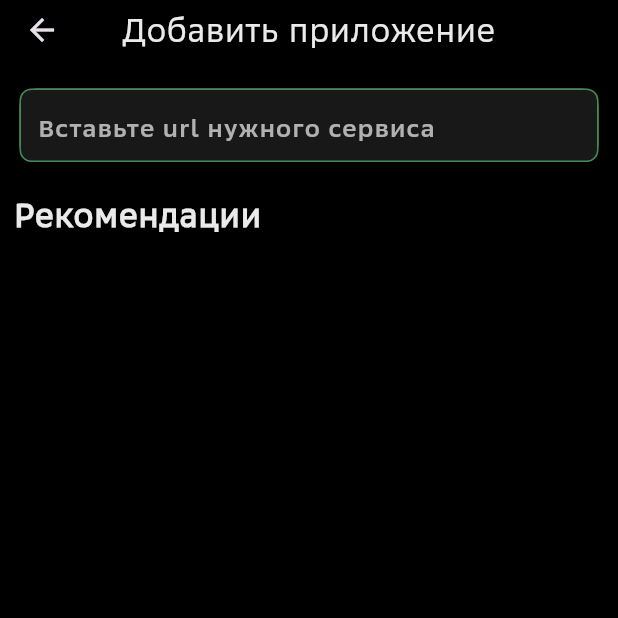
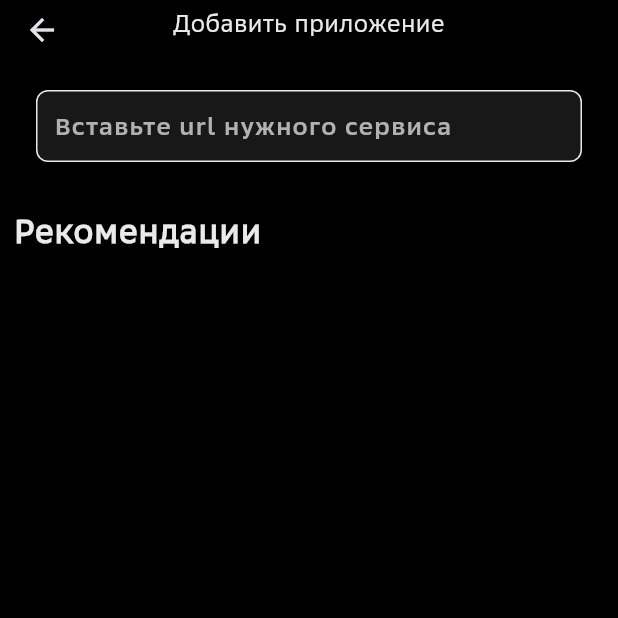
Before and after one commit to deorditse/appsy, a Flutter app: the screen it shows after launch, after a tap on an icon or button, on a phone screen of 412 x 824 dp, the top half of it. Run offline on Flutter 3.47's test engine with Material 3 defaults, Android fonts, the phone set to English and light mode, and no system bars; drawn by our look-alikes of pull_to_refresh; our stand-ins replace cached_network_image, flutter_bloc, flutter_native_splash, flutter_native_timezone, flutter_svg, focused_menu and 8 more; missing offline and left inert: dart:ui_web, universal_html, webview_flutter_android, webview_flutter_wkwebview; accounts and stored records are empty; network calls fail.

```diff
--- a/lib/ui_layout/app/config/router/router_config.dart
+++ b/lib/ui_layout/app/config/router/router_config.dart
@@ -94,7 +94,7 @@ final GoRouter router = GoRouter(
           path: routes.app,
           name: routes.app,
           pageBuilder: (context, state) {
-            return SlideTransitionDownToUpPage(
+            return FadeTransitionPage(
               child: DeferredWidget(
                 app_page.loadLibrary,
                 () {
--- a/lib/ui_layout/app/style/text_field_style.dart
+++ b/lib/ui_layout/app/style/text_field_style.dart
@@ -30,7 +30,7 @@ class MyTextFieldStyle {
           borderRadius: const BorderRadius.all(Radius.circular(8)),
           gapPadding: 0,
           borderSide: BorderSide(
-            color: color ?? Theme.of(context).primaryColor,
+            color: color ?? Theme.of(context).textTheme.bodyMedium!.color!,
             width: 1,
           ),
         );
@@ -38,23 +38,7 @@ class MyTextFieldStyle {
     final bool isMobile = AdaptiveWidget.isMobile(context);
 
     return InputDecoration(
-      suffixIcon: (prefixSuffixIcon != null || suffixIcon != null)
-          ? Row(
-              mainAxisSize: MainAxisSize.min,
-              children: [
-                if (prefixSuffixIcon != null)
-                  Padding(
-                    padding: const EdgeInsets.only(right: 18.0),
-                    child: prefixSuffixIcon,
-                  ),
-                if (suffixIcon != null)
-                  Padding(
-                    padding: const EdgeInsets.only(right: 8.0),
-                    child: suffixIcon,
-                  ),
-              ],
-            )
-          : null,
+      suffixIcon: suffixIcon,
 
       // suffix: prefix,
       // icon: prefixIcon,
@@ -80,8 +64,7 @@ class MyTextFieldStyle {
       disabledBorder: myOutlineInputBorder(color: colorBorder),
 
       focusedBorder: myOutlineInputBorder(
-        color:
-            focusColorBorder ?? Theme.of(context).textTheme.bodyMedium!.color,
+        color: focusColorBorder ?? Theme.of(context).primaryColor,
       ),
 
       errorBorder: myOutlineInputBorder(color: MyColors.red),
--- a/lib/ui_layout/app/style/theme/src/dark/dark_theme.dart
+++ b/lib/ui_layout/app/style/theme/src/dark/dark_theme.dart
@@ -37,7 +37,8 @@ ThemeData themeDark(BuildContext context) => _themeDark.copyWith(
       primaryTextTheme: _textDark(_themeDark.textTheme),
       cardTheme: const CardTheme(
         color: Colors.white,
-        surfaceTintColor: Colors.transparent,
+        surfaceTintColor: Colors.transparent
+
       ),
       scrollbarTheme: ScrollbarThemeData(
         thumbColor: WidgetStateProperty.all(
--- a/lib/ui_layout/pages/main_page/pages/add_app_page/add_app_page.dart
+++ b/lib/ui_layout/pages/main_page/pages/add_app_page/add_app_page.dart
@@ -1,12 +1,30 @@
 import 'package:appsy/ui_layout/app/localization/generate/l10n.dart';
 import 'package:appsy/ui_layout/app/style/text_field_style.dart';
+import 'package:appsy/ui_layout/app/style/text_style.dart';
 import 'package:appsy/ui_layout/shared/const/ui_const.dart';
 import 'package:appsy/ui_layout/shared/layouts/skeletons/cupertino_skeleton_page/cupertino_skeleton_page.dart';
 import 'package:appsy/ui_layout/shared/ui/text/my_text.dart';
 import 'package:flutter/material.dart';
+import 'package:flutter/services.dart';
 
-class AddAppPage extends StatelessWidget {
+class AddAppPage extends StatefulWidget {
   const AddAppPage({super.key});
+
+  @override
+  State<AddAppPage> createState() => _AddAppPageState();
+}
+
+class _AddAppPageState extends State<AddAppPage> {
+  final TextEditingController _textController = TextEditingController();
+
+  void onHandleAddApp() {
+    // TODO: добавить валидацию url-а
+    // if (_textController.text.isEmpty) {
+    //   // TODO: вывести сообщение об ошибке
+    // } else {
+    //   // TODO: отправить запрос на добавление приложения
+    // }
+  }
 
   @override
   Widget build(BuildContext context) {
@@ -16,11 +34,45 @@ class AddAppPage extends StatelessWidget {
       body: Column(
         crossAxisAlignment: CrossAxisAlignment.start,
         children: [
-          Card(
+          // MyText(
+          //   "url сервиса",
+          //   fontSize: MyUIConst.textSizeH3,
+          // ),
+          // MyUIConst.vSizeBox,
+          Padding(
+            padding: const EdgeInsets.all(MyUIConst.vPadding),
             child: TextField(
+              key: const Key('fieldText'),
+              keyboardType: TextInputType.url,
+              controller: _textController,
+              cursorColor: Theme.of(context).primaryColor,
+              maxLines: 1,
+              inputFormatters: <TextInputFormatter>[
+                FilteringTextInputFormatter.singleLineFormatter,
+              ],
+              style: MyTextStyle.I.textStyle(
+                fontSize: MyUIConst.textSizeH4,
+                textColor: Theme.of(context).primaryColor,
+              ),
+              onChanged: (text) {
+                setState(() {});
+              },
               decoration: MyTextFieldStyle.I.myStyleTextField(
                 context,
                 hintText: "Вставьте url нужного сервиса",
+                suffixIcon: _textController.text.isNotEmpty
+                    ? Padding(
+                        padding: const EdgeInsets.all(8.0),
+                        child: Material(
+                          color: Theme.of(context).primaryColor,
+                          borderRadius: BorderRadius.circular(8),
+                          child: InkWell(
+                            onTap: onHandleAddApp,
+                            child: Icon(Icons.add),
+                          ),
+                        ),
+                      )
+                    : null,
               ),
             ),
           ),
--- a/lib/ui_layout/pages/main_page/widgets/grid_apps/widgets/card_app/card_app.dart
+++ b/lib/ui_layout/pages/main_page/widgets/grid_apps/widgets/card_app/card_app.dart
@@ -43,15 +43,15 @@ class CardApp extends StatelessWidget {
                 tag: app.name,
                 child: Container(
                   clipBehavior: Clip.hardEdge,
-                  width: double.maxFinite,
-                  height: double.maxFinite,
                   decoration: BoxDecoration(
-                    // color: MyColors.blackLight,
                     borderRadius: BorderRadius.circular(16),
                   ),
                   child: MyImage(
+                    width: double.maxFinite,
+                    height: double.maxFinite,
                     imageUrl:
                         app.iconPath ?? "assets/icons/menu_bottom/projects.svg",
+                    fit: BoxFit.cover,
                     placeholder: Container(),
                   ),
                 ),
--- a/lib/ui_layout/shared/const/ui_const.dart
+++ b/lib/ui_layout/shared/const/ui_const.dart
@@ -15,7 +15,7 @@ sealed class MyUIConst {
   static const double textSizeH1 = 48;
 
   // static const double widthDrawer = 250;
-  static const double myToolbarHeight = 40;
+  static const double myToolbarHeight = 30;
 
   static final GlobalKey<ScaffoldMessengerState> snackBarMainKey =
       GlobalKey<ScaffoldMessengerState>();
--- a/lib/ui_layout/shared/layouts/skeletons/cupertino_skeleton_page/cupertino_skeleton_page.dart
+++ b/lib/ui_layout/shared/layouts/skeletons/cupertino_skeleton_page/cupertino_skeleton_page.dart
@@ -27,13 +27,15 @@ class MyCupertinoSkeletonPage extends StatelessWidget {
     this.drawer,
     this.flexibleSpaceBar,
     this.pinnedAppBar,
+    this.isBottomSafeArea = true,
+    this.isRefresh = true,
   });
 
   final Widget? appBar, leadingAppBar, actionsAppBar, widgetAfterBody, drawer;
   final EdgeInsetsGeometry? padding;
   final String? titleAppBar, subTitle;
   final Widget body;
-  final bool primary;
+  final bool primary, isBottomSafeArea, isRefresh;
   final bool? pinnedAppBar;
   final Future<void> Function()? callbackTopRefreshIndicator;
   final bool resizeToAvoidBottomInset;
@@ -62,8 +64,10 @@ class MyCupertinoSkeletonPage extends StatelessWidget {
       },
       child: Scaffold(
         drawer: drawer,
+        primary: false,
         key: scaffoldKey,
         body: SafeArea(
+          bottom: isBottomSafeArea,
           child: NestedScrollView(
             headerSliverBuilder:
                 (BuildContext context, bool innerBoxIsScrolled) {
@@ -82,10 +86,22 @@ class MyCupertinoSkeletonPage extends StatelessWidget {
                 if (appBar != null) appBar!,
               ];
             },
-            body: MyRefreshIndicator(
+            body: isRefresh
+                ? MyRefreshIndicator(
                     callbackTopRefreshIndicator: () => _refreshData(context),
-              child: CustomScrollView(
+                    child: _buildBody(),
+                  )
+                : _buildBody(),
+          ),
+        ),
+      ),
+    );
+  }
+
+  Widget _buildBody() {
+    return CustomScrollView(
       shrinkWrap: true,
+      // physics: NeverScrollableScrollPhysics(),
       primary: primary,
       slivers: [
         // SliverOverlapInjector(
@@ -107,11 +123,6 @@ class MyCupertinoSkeletonPage extends StatelessWidget {
             sliver: widgetAfterBody!,
           ),
       ],
-              ),
-            ),
-          ),
-        ),
-      ),
     );
   }
 }
--- a/lib/ui_layout/shared/layouts/skeletons/cupertino_skeleton_page/sliver_app_bar.dart
+++ b/lib/ui_layout/shared/layouts/skeletons/cupertino_skeleton_page/sliver_app_bar.dart
@@ -50,7 +50,7 @@ class MySliverAppBar extends StatelessWidget {
           // if (backLine) myBackLineInAppBar(context: context),
           MyText(
             title,
-            fontSize: fontSizeAppBar ?? MyUIConst.textSizeH3,
+            fontSize: fontSizeAppBar ?? MyUIConst.textSizeH4,
             newFontWeight: FontWeight.w500,
             textAlign: TextAlign.center,
           ),
--- a/lib/ui_layout/shared/layouts/skeletons/material_skeleton_page/material_skeleton_page.dart
+++ b/lib/ui_layout/shared/layouts/skeletons/material_skeleton_page/material_skeleton_page.dart
@@ -2,6 +2,7 @@ import 'package:appsy/ui_layout/shared/const/ui_const.dart';
 import 'package:appsy/ui_layout/shared/ui/text/my_text.dart';
 import 'package:appsy/ui_layout/shared/wrappers/adaptive_response/adaptive_widget.dart';
 import 'package:flutter/material.dart';
+import 'package:go_router/go_router.dart';
 
 part 'app_bar_material.dart';
 
@@ -29,10 +30,12 @@ class MaterialSkeletonPage extends StatelessWidget {
   @override
   Widget build(BuildContext context) {
     return Scaffold(
+      // resizeToAvoidBottomInset: false,
       key: scaffoldKeyPage,
       extendBodyBehindAppBar: extendBodyBehindAppBar,
       backgroundColor: Theme.of(context).scaffoldBackgroundColor,
       drawer: drawer,
+      extendBody: true,
       appBar: appBar ??
           (titleAppBar != null
               ? AppBarMaterial(
```
Also changed, not shown: lib/ui_layout/pages/main_page/pages/app_page/app_page.dart (+13 -69 lines), lib/ui_layout/pages/main_page/pages/app_page/widgets/app_bar.dart (deleted, +0 -36 lines), lib/ui_layout/shared/layouts/skeletons/material_skeleton_page/app_bar_material.dart (+17 -3 lines), lib/ui_layout/widgets/web_view/components/non_web_platform_webview.dart (+0 -9 lines). Lines whose indentation alone changed are shown as unchanged.
